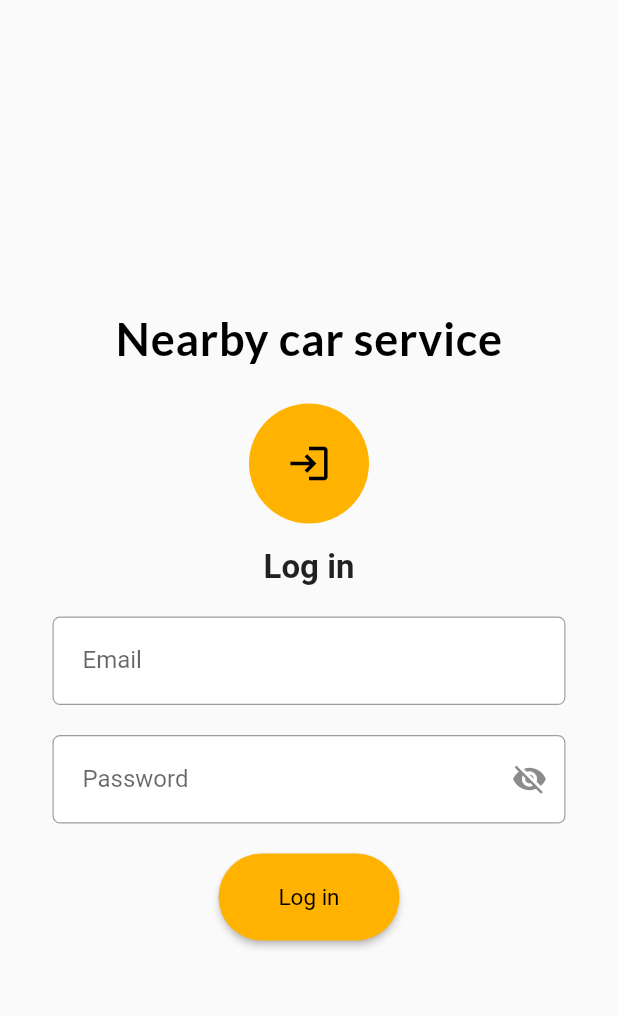
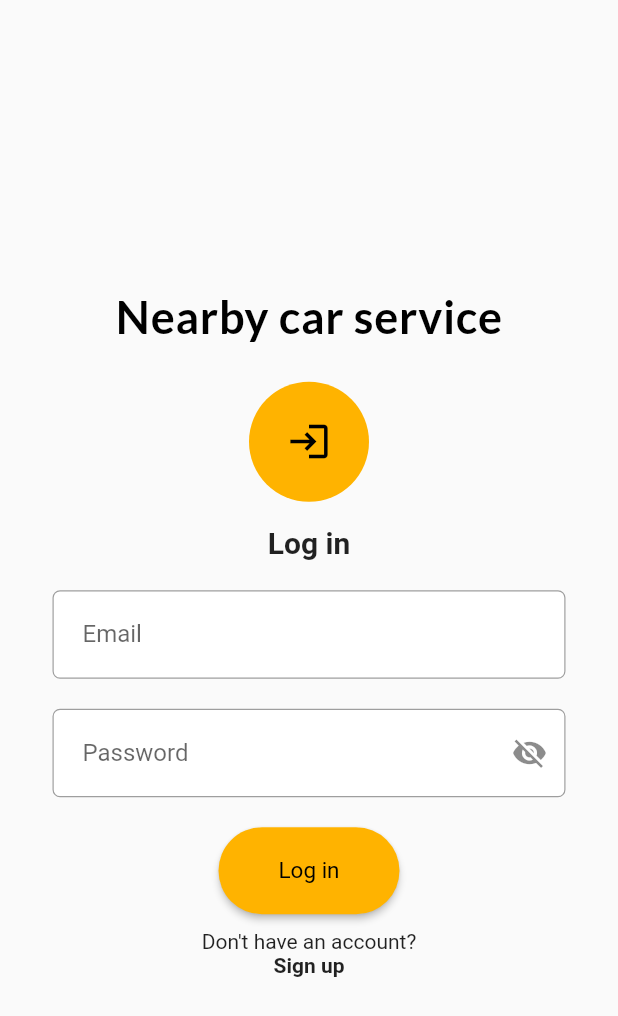
Before and after one commit to micwiccode/nearby_car_service, a Flutter app: the screen it shows after launch, on a phone screen of 412 x 824 dp. Shown: the top 1016 px of the screen. Run offline on Flutter 3.47's test engine with Material 2 defaults, Android fonts, the light colour scheme and no system bars; our stand-ins replace google_fonts; Roboto replaces fonts that are missing (Georgia).

Commit message:
Sign up page and navigation

```diff
--- a/lib/main.dart
+++ b/lib/main.dart
@@ -1,8 +1,7 @@
 import 'package:flutter/material.dart';
-import 'package:google_fonts/google_fonts.dart';
 
-import 'widgets/text_form_field.dart';
-import 'widgets/button.dart';
+import 'pages/login_page.dart';
+import 'pages/signup_page.dart';
 
 void main() {
   runApp(MyApp());
@@ -14,7 +13,7 @@ class MyApp extends StatelessWidget {
     return MaterialApp(
       title: 'Nearby car service app',
       theme: ThemeData(
-        primaryColor: Colors.yellow[800],
+        primaryColor: Colors.yellow[900],
         accentColor: Colors.yellow[800],
         fontFamily: 'Georgia',
         scaffoldBackgroundColor: Colors.grey[50],
@@ -28,113 +27,10 @@ class MyApp extends StatelessWidget {
           ),
         ),
       ),
-      home: LoginePage(),
+      routes: {
+        '/': (context) => LoginPage(),
+        '/signup': (context) => SignupPage(),
+      },
     );
   }
 }
-
-class LoginePage extends StatefulWidget {
-  LoginePage({Key? key}) : super(key: key);
-
-  @override
-  _LoginePageState createState() => _LoginePageState();
-}
-
-class _LoginePageState extends State<LoginePage> {
-  final GlobalKey<FormState> _loginFormKey = GlobalKey<FormState>();
-  bool _isPasswordVisible = false;
-
-  Widget formInner() {
-    return Container(
-      margin: new EdgeInsets.all(25.0),
-      child: Column(
-          mainAxisAlignment: MainAxisAlignment.center,
-          children: <Widget>[
-            Padding(
-                padding: EdgeInsets.all(20.0),
-                child: Text(
-                  'Nearby car service',
-                  style: GoogleFonts.lato(
-                      color: Colors.black,
-                      letterSpacing: .5,
-                      fontSize: 30,
-                      fontWeight: FontWeight.bold),
-                )),
-            Container(
-              margin: EdgeInsets.all(6.0),
-              width: 80.0,
-              height: 80.0,
-              decoration: BoxDecoration(
-                  shape: BoxShape.circle, color: Colors.amber[600]),
-              child: Icon(
-                Icons.login,
-                color: Colors.black,
-                size: 30.0,
-              ),
-            ),
-            Padding(
-                padding: EdgeInsets.all(10.0),
-                child: Text(
-                  'Log in',
-                  style: TextStyle(
-                    fontWeight: FontWeight.bold,
-                    fontSize: 22,
-                  ),
-                )),
-            Padding(
-                padding: EdgeInsets.all(10.0),
-                child: TextFormFieldWidget(
-                  labelText: 'Email',
-                  functionValidate: (String? emial) {
-                    if (emial == null || emial.trim().isEmpty) {
-                      return 'Please enter valid email';
-                    }
-                    return null;
-                  },
-                )),
-            Padding(
-              padding: EdgeInsets.all(10.0),
-              child: TextFormFieldWidget(
-                labelText: "Password",
-                obscureText: !_isPasswordVisible,
-                functionValidate: (String? password) {
-                  if (password == null || password.trim().isEmpty) {
-                    return 'Please enter password';
-                  }
-                  return null;
-                },
-                suffixIcon: IconButton(
-                  icon: Icon(
-                    _isPasswordVisible
-                        ? Icons.visibility
-                        : Icons.visibility_off,
-                  ),
-                  onPressed: () {
-                    setState(() {
-                      _isPasswordVisible = !_isPasswordVisible;
-                    });
-                  },
-                ),
-              ),
-            ),
-            Padding(
-                padding: EdgeInsets.all(10.0),
-                child: Button(
-                  text: 'Log in',
-                  onPressed: () {
-                    if (_loginFormKey.currentState!.validate()) {}
-                  },
-                ))
-          ]),
-    );
-  }
-
-  @override
-  Widget build(BuildContext context) {
-    return Scaffold(
-      body: Center(
-        child: Form(key: _loginFormKey, child: formInner()),
-      ),
-    );
-  }
-}
--- /dev/null
+++ b/lib/pages/login_page.dart
@@ -0,0 +1,119 @@
+import 'package:flutter/material.dart';
+import 'package:google_fonts/google_fonts.dart';
+
+import '../widgets/text_form_field.dart';
+import '../widgets/button.dart';
+
+class LoginPage extends StatefulWidget {
+  LoginPage({Key? key}) : super(key: key);
+
+  @override
+  _LoginPageState createState() => _LoginPageState();
+}
+
+class _LoginPageState extends State<LoginPage> {
+  final GlobalKey<FormState> _loginFormKey = GlobalKey<FormState>();
+  bool _isPasswordVisible = false;
+
+  Widget formInner() {
+    return Container(
+      margin: new EdgeInsets.all(25.0),
+      child: Column(mainAxisAlignment: MainAxisAlignment.center, children: <
+          Widget>[
+        Padding(
+            padding: EdgeInsets.all(20.0),
+            child: Text(
+              'Nearby car service',
+              style: GoogleFonts.lato(
+                  color: Colors.black,
+                  letterSpacing: .5,
+                  fontSize: 30,
+                  fontWeight: FontWeight.bold),
+            )),
+        Container(
+          margin: EdgeInsets.all(6.0),
+          width: 80.0,
+          height: 80.0,
+          decoration:
+              BoxDecoration(shape: BoxShape.circle, color: Colors.amber[600]),
+          child: Icon(
+            Icons.login,
+            color: Colors.black,
+            size: 30.0,
+          ),
+        ),
+        Padding(
+            padding: EdgeInsets.all(10.0),
+            child: Text(
+              'Log in',
+              style: TextStyle(
+                fontWeight: FontWeight.bold,
+                fontSize: 20,
+              ),
+            )),
+        Padding(
+            padding: EdgeInsets.all(10.0),
+            child: TextFormFieldWidget(
+              labelText: 'Email',
+              functionValidate: (String? emial) {
+                if (emial == null || emial.trim().isEmpty) {
+                  return 'Please enter valid email';
+                }
+                return null;
+              },
+            )),
+        Padding(
+          padding: EdgeInsets.all(10.0),
+          child: TextFormFieldWidget(
+            labelText: "Password",
+            obscureText: !_isPasswordVisible,
+            functionValidate: (String? password) {
+              if (password == null || password.trim().isEmpty) {
+                return 'Please enter password';
+              }
+              return null;
+            },
+            suffixIcon: IconButton(
+              icon: Icon(
+                _isPasswordVisible ? Icons.visibility : Icons.visibility_off,
+              ),
+              onPressed: () {
+                setState(() {
+                  _isPasswordVisible = !_isPasswordVisible;
+                });
+              },
+            ),
+          ),
+        ),
+        Padding(
+            padding: EdgeInsets.all(10.0),
+            child: Button(
+              text: 'Log in',
+              onPressed: () {
+                if (_loginFormKey.currentState!.validate()) {}
+              },
+            )),
+        Text("Don't have an account?"),
+        GestureDetector(
+            onTap: () {
+              print('nav');
+              Navigator.pushNamed(
+                context,
+                '/signup',
+              );
+            },
+            child:
+                Text("Sign up", style: TextStyle(fontWeight: FontWeight.bold))),
+      ]),
+    );
+  }
+
+  @override
+  Widget build(BuildContext context) {
+    return Scaffold(
+      body: Center(
+        child: Form(key: _loginFormKey, child: formInner()),
+      ),
+    );
+  }
+}
```
Also changed, not shown: lib/pages/signup_page.dart (added, +153 -0 lines).
